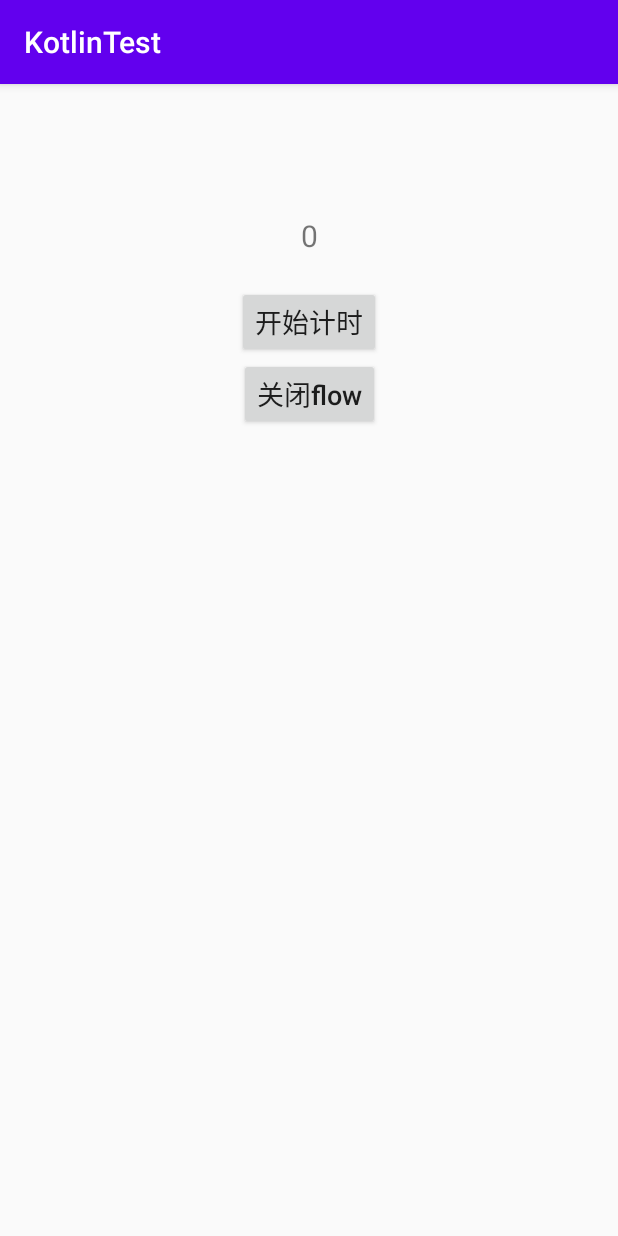
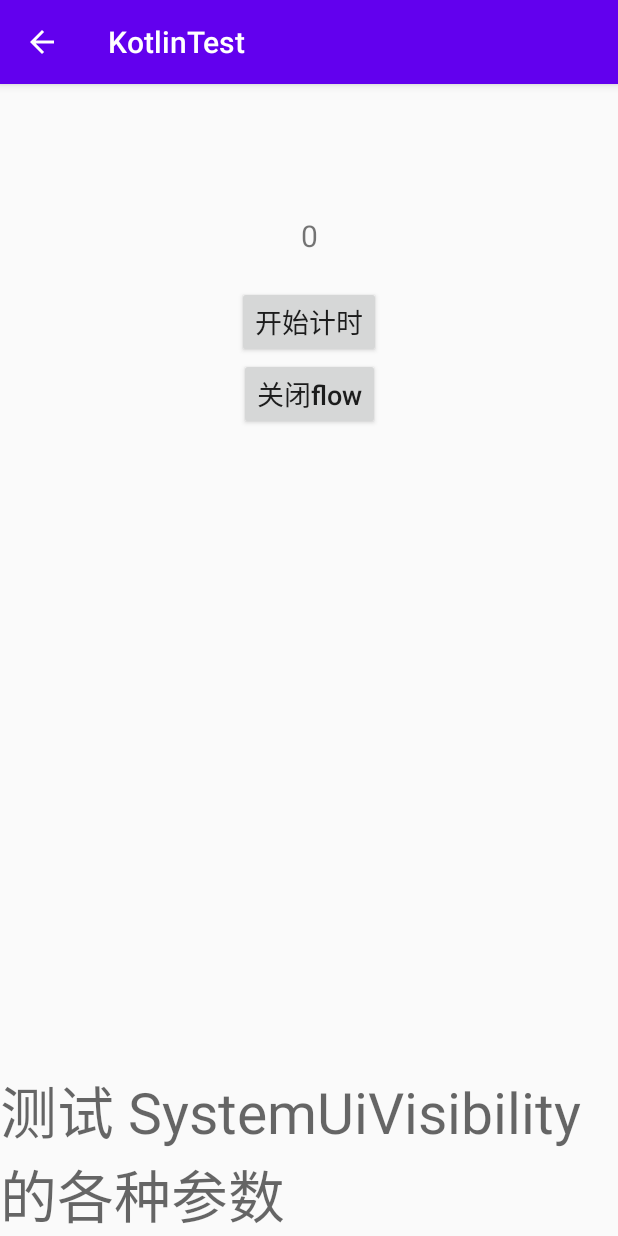
Before and after one commit to zhp475433752/KotlinTest, an Android app: the FlowTestActivity screen opened directly, with no data from a screen before it, on a phone screen of 412 x 824 dp. Run offline under Robolectric (Android 15) with nearby library versions, the phone set to English and light mode, and no system bars; libraries missing offline, so code that uses them is left out: com.alibaba.fastjson.

Commit message:
测试SystemUiVisibility的各种情况（显示和隐藏状态栏、导航栏）

```diff
--- a/app/src/main/java/com/zwwl/kotlintest/flow/FlowTestActivity.kt
+++ b/app/src/main/java/com/zwwl/kotlintest/flow/FlowTestActivity.kt
@@ -1,26 +1,41 @@
 package com.zwwl.kotlintest.flow
 
+import android.os.Bundle
+import android.view.MenuItem
+import android.view.View
+import androidx.activity.viewModels
 import androidx.appcompat.app.AppCompatActivity
-import android.os.Bundle
-import androidx.activity.viewModels
 import androidx.lifecycle.lifecycleScope
 import com.zwwl.kotlintest.R
 import kotlinx.android.synthetic.main.activity_flow_test.*
 import kotlinx.coroutines.Job
 import kotlinx.coroutines.delay
-import kotlinx.coroutines.flow.cancellable
-import kotlinx.coroutines.flow.collect
 import kotlinx.coroutines.flow.collectLatest
 import kotlinx.coroutines.flow.flow
 import kotlinx.coroutines.launch
 
+/**
+ * 测试 flow
+ * 测试 SystemUiVisibility
+ */
 class FlowTestActivity : AppCompatActivity() {
     private val viewModel by viewModels<FlowViewModel>()
     private var job: Job ? = null
 
+    override fun onOptionsItemSelected(item: MenuItem): Boolean {
+        if (item.itemId == android.R.id.home) {
+            finish()
+            return true
+        }
+        return super.onOptionsItemSelected(item)
+    }
     override fun onCreate(savedInstanceState: Bundle?) {
         super.onCreate(savedInstanceState)
         setContentView(R.layout.activity_flow_test)
+        val actionBar = supportActionBar
+        actionBar?.setDisplayHomeAsUpEnabled(true)
+
+        testSystemUiVisibility()
 
         // 关闭协程
         flow_btn_close.setOnClickListener {
@@ -55,6 +70,55 @@ class FlowTestActivity : AppCompatActivity() {
         }
     }
 
+    /**
+     * SYSTEM_UI_FLAG_LOW_PROFILE
+    - SYSTEM_UI_FLAG_HIDE_NAVIGATION
+    - SYSTEM_UI_FLAG_FULLSCREEN
+    - SYSTEM_UI_FLAG_LAYOUT_STABLE
+    - SYSTEM_UI_FLAG_LAYOUT_HIDE_NAVIGATION
+    - SYSTEM_UI_FLAG_LAYOUT_FULLSCREEN
+    - SYSTEM_UI_FLAG_IMMERSIVE
+    - SYSTEM_UI_FLAG_IMMERSIVE_STICKY
+    ————————————————
+    版权声明：本文为CSDN博主「QQxiaoqiang1573」的原创文章，遵循CC 4.0 BY-SA版权协议，转载请附上原文出处链接及本声明。
+    原文链接：https://blog.csdn.net/QQxiaoqiang1573/article/details/79867127
+     */
+    private fun testSystemUiVisibility() {
+        // 设置状态栏和导航栏中的图标变小，变模糊或者弱化其效果。这个标志一般用于游戏，电子书，视频，或者不需要去分散用户注意力的应用软件。
+        // 测试结果：隐藏状态栏所有通知，除了时间和电量
+//        window.decorView.systemUiVisibility = View.SYSTEM_UI_FLAG_LOW_PROFILE
+
+        // 隐藏导航栏，点击屏幕任意区域，导航栏将重新出现，并且不会自动消失。
+        // 测试结果：隐藏屏幕底部的导航栏
+//        window.decorView.systemUiVisibility = View.SYSTEM_UI_FLAG_HIDE_NAVIGATION
+
+        // 隐藏状态栏，点击屏幕区域不会出现，需要从状态栏位置下拉才会出现。
+        // 测试结果：隐藏状态栏所有的东西
+//        window.decorView.systemUiVisibility = View.SYSTEM_UI_FLAG_FULLSCREEN
+
+
+        // ----------------------------------后面这3个比较常用，一般用在沉浸式状态栏-------------------------------------
+
+        // 将布局内容拓展到导航栏的后面。
+        // 测试结果：屏幕底部的内容在底部导航栏后面显示
+//        window.decorView.systemUiVisibility = View.SYSTEM_UI_FLAG_LAYOUT_HIDE_NAVIGATION
+
+        // 将布局内容拓展到状态的后面
+        // 测试结果：不设置的话，沉浸式会盖在状态栏上面。
+//        window.decorView.systemUiVisibility = View.SYSTEM_UI_FLAG_LAYOUT_FULLSCREEN
+
+
+        // 稳定布局，主要是在全屏和非全屏切换时，布局不要有大的变化。同时，android:fitsSystemWindows 要设置为 true。
+//        window.decorView.systemUiVisibility = View.SYSTEM_UI_FLAG_LAYOUT_STABLE
+
+        // 使状态栏和导航栏真正的进入沉浸模式,即全屏模式
+//        window.decorView.systemUiVisibility = View.SYSTEM_UI_FLAG_IMMERSIVE or View.SYSTEM_UI_FLAG_HIDE_NAVIGATION or View.SYSTEM_UI_FLAG_FULLSCREEN
+
+        // 使状态栏和导航栏真正的进入沉浸模式,即全屏模式，和上面的类似，只不过手动滑动使状态和导航出来后，还有自动消失
+        window.decorView.systemUiVisibility = View.SYSTEM_UI_FLAG_IMMERSIVE_STICKY or View.SYSTEM_UI_FLAG_HIDE_NAVIGATION or View.SYSTEM_UI_FLAG_FULLSCREEN
+
+    }
+
     private fun makeFlow() = flow {
         println("sending first value")
         emit("发送1 - ")
--- a/app/src/main/java/com/zwwl/kotlintest/func/FuncActivity.kt
+++ b/app/src/main/java/com/zwwl/kotlintest/func/FuncActivity.kt
@@ -30,8 +30,8 @@ class FuncActivity : AppCompatActivity() {
          */
         //沉浸式状态栏设置
         window.statusBarColor = Color.TRANSPARENT
-        func_root.systemUiVisibility = (SYSTEM_UI_FLAG_LAYOUT_STABLE
-                or SYSTEM_UI_FLAG_LAYOUT_FULLSCREEN)
+        // 稳定布局，避免闪烁。同时将布局内容拓展到状态的后面
+        func_root.systemUiVisibility = (SYSTEM_UI_FLAG_LAYOUT_STABLE or SYSTEM_UI_FLAG_LAYOUT_FULLSCREEN)
         // 监听window变化，其中 CoordinatorLayout 和 AppBarLayout 、CollapsingToolbarLayout 是存在 OnApplyWindowInsetsListener 的，所以他们的组合可以直接实现沉浸式效果
         ViewCompat.setOnApplyWindowInsetsListener(func_nav) { view, insets ->
             val params = view.layoutParams as FrameLayout.LayoutParams
--- a/app/src/main/res/layout/activity_flow_test.xml
+++ b/app/src/main/res/layout/activity_flow_test.xml
@@ -52,4 +52,14 @@
         android:layout_width="wrap_content"
         android:layout_height="wrap_content" />
 
+    <TextView
+        android:text="测试 SystemUiVisibility 的各种参数"
+        android:textSize="38sp"
+        android:textColor="@color/exo_black_opacity_60"
+        app:layout_constraintLeft_toLeftOf="parent"
+        app:layout_constraintRight_toRightOf="parent"
+        app:layout_constraintBottom_toBottomOf="parent"
+        android:layout_width="wrap_content"
+        android:layout_height="wrap_content" />
+
 </androidx.constraintlayout.widget.ConstraintLayout>
--- a/app/src/main/res/layout/activity_func.xml
+++ b/app/src/main/res/layout/activity_func.xml
@@ -5,9 +5,11 @@
     android:layout_width="match_parent"
     android:layout_height="match_parent"
     android:orientation="vertical"
+    android:background="@color/colorAccent"
     android:id="@+id/func_root"
     tools:context=".func.FuncActivity">
 
+<!--    底层内容区域-->
     <LinearLayout
         android:orientation="vertical"
         android:layout_marginTop="50dp"
@@ -22,6 +24,7 @@
             android:layout_height="wrap_content" />
     </LinearLayout>
 
+<!--    自定义沉浸式导航-->
     <LinearLayout
         android:id="@+id/func_nav"
         android:orientation="horizontal"
@@ -57,6 +60,4 @@
     </LinearLayout>
 
 
-
-
 </FrameLayout>
```
